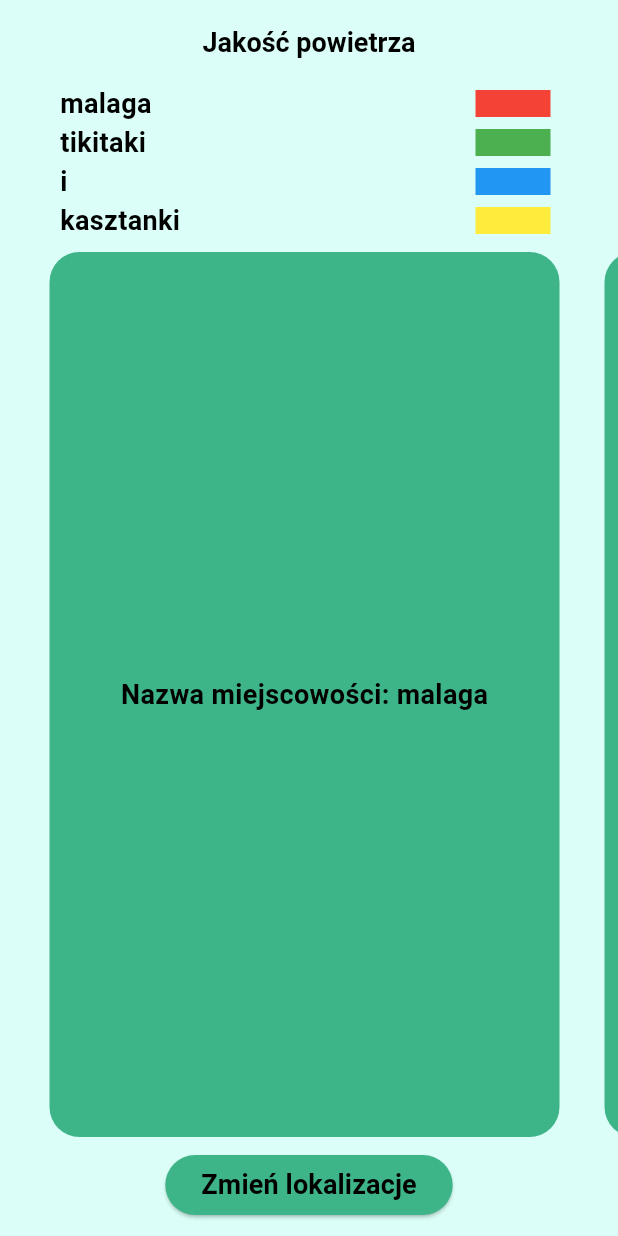
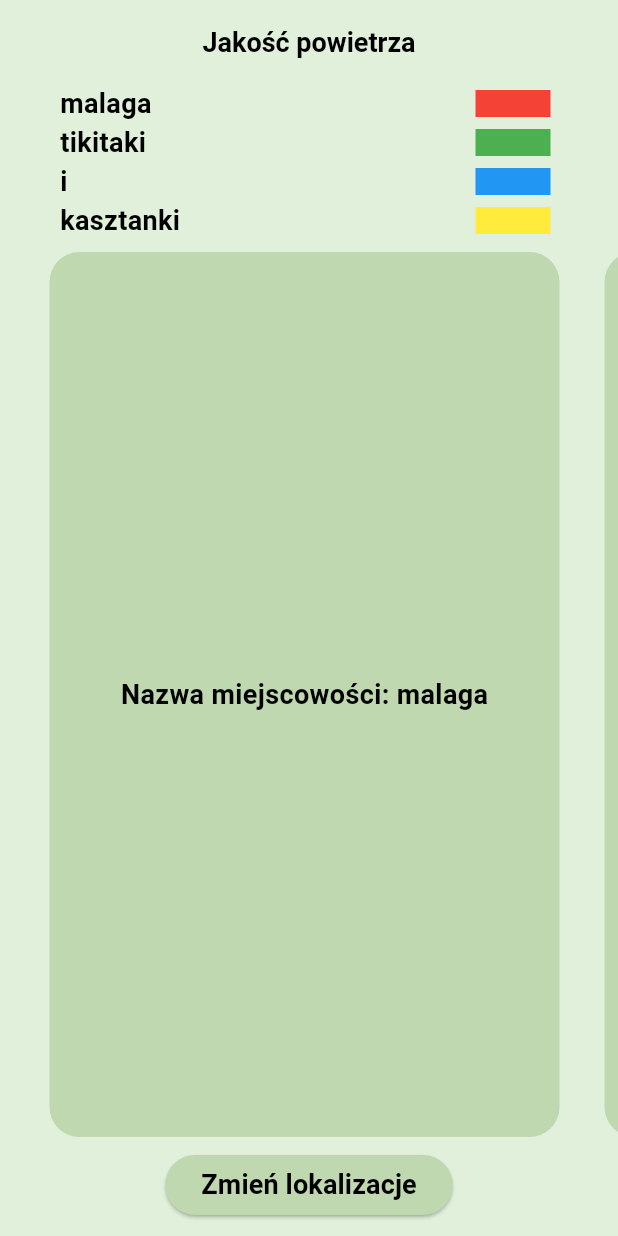
Before and after one commit to Jerzy-Raszka/Air-quality-app, a Flutter app: the screen it shows after launch, on a phone screen of 412 x 824 dp. Run offline on Flutter 3.47's test engine with Material 3 defaults, Android fonts, the phone set to English and light mode, and no system bars.

Commit message:
ColorChanges

```diff
--- a/lib/models/city_data.dart
+++ b/lib/models/city_data.dart
@@ -10,7 +10,7 @@ class CityData extends StatelessWidget {
       child: Container(
         decoration: const BoxDecoration(
           borderRadius: BorderRadius.all(Radius.circular(20)),
-          color: Color.fromARGB(255, 62, 180, 137),
+          color: Color.fromARGB(255, 191, 216, 175),
         ),
         width: 340,
         child: Center(
--- a/lib/pages/home.dart
+++ b/lib/pages/home.dart
@@ -7,7 +7,7 @@ class HomePage extends StatelessWidget {
   @override
   Widget build(BuildContext context) {
     return Scaffold(
-        backgroundColor: const Color.fromARGB(255, 219, 255, 248),
+        backgroundColor: const Color.fromARGB(255, 225, 240, 218),
         appBar: appBar(),
         body: Column(
           children: <Widget>[
@@ -50,7 +50,7 @@ class HomePage extends StatelessWidget {
             ),
             ElevatedButton(
               style: ElevatedButton.styleFrom(
-                backgroundColor: Color.fromARGB(255, 62, 180, 137),
+                backgroundColor: const Color.fromARGB(255, 191, 216, 175),
               ),
               child: const Text(
                 'Zmień lokalizacje',
@@ -75,7 +75,7 @@ class HomePage extends StatelessWidget {
         style: TextStyle(
             color: Colors.black, fontSize: 18, fontWeight: FontWeight.bold),
       ),
-      backgroundColor: const Color.fromARGB(255, 219, 255, 248),
+      backgroundColor: const Color.fromARGB(255, 225, 240, 218),
       elevation: 0.0,
       centerTitle: true,
     );
```
